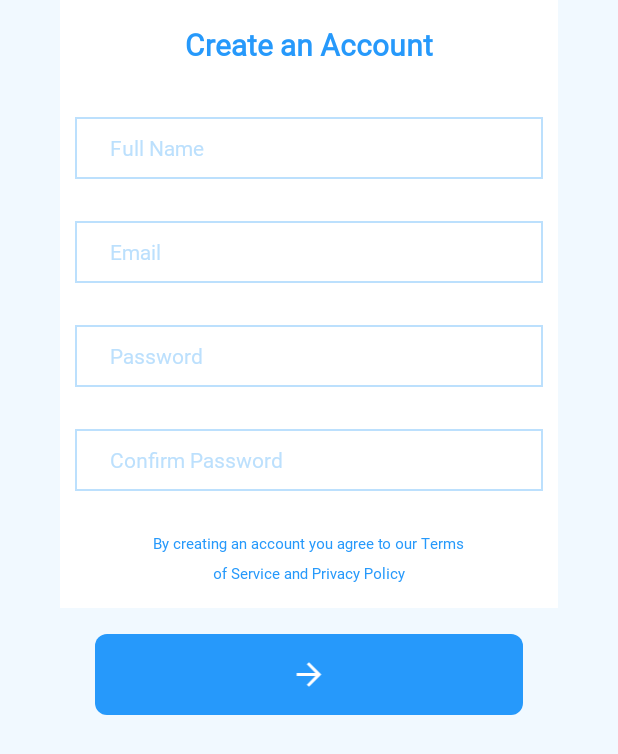
After one commit to erastus-murungi/Orientate, an Android app: the layout fragment_student_sign_up_name_email_password.xml on its own in the app's theme, with its tools: preview values and no code run, on a phone screen of 412 x 824 dp. The commit adds this screen. Shown: the top 754 px of the screen. Run offline under Robolectric (Android 15) with nearby library versions, the phone set to English and light mode, and no system bars.

Commit message:
changed signup activity from a single activity to a viewpager. Also added a worm dots indicator to show progress between tabs

```diff
--- a/app/build.gradle
+++ b/app/build.gradle
@@ -7,6 +7,10 @@ apikeyProperties.load(new FileInputStream(apikeyPropertiesFile))
 android {
     compileSdkVersion 30
     buildToolsVersion "30.0.0"
+
+    buildFeatures {
+        viewBinding true
+    }
 
 
     defaultConfig {
@@ -41,6 +45,7 @@ dependencies {
     implementation'com.github.parse-community.Parse-SDK-Android:parse:1.24.2'
     implementation 'com.parse.bolts:bolts-android:1.4.0'
     implementation 'com.squareup.okhttp3:logging-interceptor:4.1.0'
+    implementation 'com.tbuonomo.andrui:viewpagerdotsindicator:4.1.2'
 
     testImplementation 'junit:junit:4.12'
     androidTestImplementation 'androidx.test.ext:junit:1.1.1'
--- a/app/src/main/AndroidManifest.xml
+++ b/app/src/main/AndroidManifest.xml
@@ -12,10 +12,10 @@
         <activity
             android:name=".home.MainActivity"
             android:label="@string/title_activity_main"
-            android:theme="@style/Theme.MaterialComponents.Light.NoActionBar"/>
+            android:theme="@style/Theme.MaterialComponents.Light.NoActionBar" />
         <activity
-            android:name=".login.StudentLoginActivity"
-            android:theme="@style/Theme.MaterialComponents.Light.NoActionBar">
+            android:name=".studentsignup.StudentSignUpActivity"
+            android:theme="@style/AppTheme">
             <intent-filter>
                 <action android:name="android.intent.action.MAIN" />
 
--- /dev/null
+++ b/app/src/main/res/drawable/ic_baseline_arrow_forward_24.xml
@@ -0,0 +1,9 @@
+<vector xmlns:android="http://schemas.android.com/apk/res/android"
+    android:width="24dp"
+    android:height="24dp"
+    android:viewportWidth="24"
+    android:viewportHeight="24">
+  <path
+      android:fillColor="@android:color/white"
+      android:pathData="M12,4l-1.41,1.41L16.17,11H4v2h12.17l-5.58,5.59L12,20l8,-8z"/>
+</vector>
--- a/app/src/main/res/layout/activity_student_login.xml
+++ b/app/src/main/res/layout/activity_student_login.xml
@@ -84,7 +84,7 @@
 
     </androidx.constraintlayout.widget.ConstraintLayout>
 
-    <Button
+    <ImageView
         android:id="@+id/continue_button"
         android:layout_width="321dp"
         android:layout_height="54dp"
@@ -93,7 +93,7 @@
         android:fontFamily="@font/arial_unicode_ms"
         android:text="@string/_continue"
         android:textSize="12sp"
-        android:textStyle="bold"
+        android:src="@drawable/ic_baseline_arrow_forward_24"
         app:layout_constraintBottom_toBottomOf="parent"
         app:layout_constraintEnd_toEndOf="parent"
         app:layout_constraintHorizontal_bias="0.544"
--- /dev/null
+++ b/app/src/main/res/layout/fragment_student_sign_up_name_email_password.xml
@@ -0,0 +1,126 @@
+<?xml version="1.0" encoding="utf-8"?>
+<RelativeLayout xmlns:android="http://schemas.android.com/apk/res/android"
+    xmlns:app="http://schemas.android.com/apk/res-auto"
+    xmlns:tools="http://schemas.android.com/tools"
+    android:layout_width="match_parent"
+    android:layout_height="match_parent"
+    android:background="@color/lightBlue"
+    tools:context=".login.StudentLoginActivity">
+
+    <LinearLayout
+        android:id="@+id/constraintLayout"
+        android:layout_width="wrap_content"
+        android:layout_height="wrap_content"
+        android:layout_centerHorizontal="true"
+        android:background="@color/white"
+        android:gravity="center"
+        android:orientation="vertical"
+        android:paddingStart="10dp"
+        android:paddingEnd="10dp">
+
+        <TextView
+            android:id="@+id/create_account"
+            android:layout_width="wrap_content"
+            android:layout_height="34dp"
+            android:layout_marginTop="16dp"
+            android:fontFamily="@font/arial"
+            android:text="@string/create_an_account"
+            android:textColor="@color/darkBlue"
+            android:textSize="20sp"
+            android:textStyle="bold" />
+
+
+        <com.google.android.material.textfield.TextInputEditText
+            android:id="@+id/text_view_username"
+            android:layout_width="312dp"
+            android:layout_height="41dp"
+            android:layout_marginTop="28dp"
+            android:background="@drawable/text_view_background_signup"
+            android:fontFamily="@font/arial"
+            android:gravity="center_vertical"
+            android:hint="@string/hint_full_name"
+            android:inputType="textPersonName"
+            android:paddingStart="20dp"
+            android:paddingEnd="20dp"
+            android:textColor="@color/darkBlue"
+            android:textColorHint="@color/midBlue"
+            android:textSize="14sp" />
+
+        <com.google.android.material.textfield.TextInputEditText
+            android:id="@+id/text_view_email"
+            android:layout_width="312dp"
+            android:layout_height="41dp"
+            android:layout_marginTop="28dp"
+            android:background="@drawable/text_view_background_signup"
+            android:fontFamily="@font/arial"
+            android:gravity="center_vertical"
+            android:hint="@string/hint_email"
+            android:inputType="textEmailAddress"
+            android:paddingStart="20dp"
+            android:paddingEnd="20dp"
+            android:textColor="@color/darkBlue"
+            android:textColorHint="@color/midBlue"
+            android:textSize="14sp" />
+
+        <com.google.android.material.textfield.TextInputEditText
+            android:id="@+id/text_view_password"
+            android:layout_width="312dp"
+            android:layout_height="41dp"
+            android:layout_marginTop="28dp"
+            android:background="@drawable/text_view_background_signup"
+            android:fontFamily="@font/arial"
+            android:gravity="center_vertical"
+            android:hint="@string/hint_password"
+            android:inputType="textPassword"
+            android:paddingStart="20dp"
+            android:paddingEnd="20dp"
+            android:textColor="@color/darkBlue"
+            android:textColorHint="@color/midBlue"
+            android:textSize="14sp" />
+
+
+        <com.google.android.material.textfield.TextInputEditText
+            android:id="@+id/text_view_confirm_password"
+            android:layout_width="312dp"
+            android:layout_height="41dp"
+            android:layout_marginTop="28dp"
+            android:background="@drawable/text_view_background_signup"
+            android:fontFamily="@font/arial"
+            android:gravity="center_vertical"
+            android:hint="@string/hint_confirm_password"
+            android:inputType="text"
+            android:paddingStart="20dp"
+            android:paddingEnd="20dp"
+            android:textColor="@color/darkBlue"
+            android:textColorHint="@color/midBlue"
+            android:textSize="14sp" />
+
+        <TextView
+            android:id="@+id/text_view_terms_of_service"
+            android:layout_width="214dp"
+            android:layout_marginTop="28dp"
+            android:layout_height="wrap_content"
+            android:layout_marginBottom="16dp"
+            android:lineSpacingExtra="8dp"
+            android:text="@string/terms_of_service"
+            android:textAlignment="center"
+            android:textColor="@color/darkBlue"
+            android:textSize="10sp" />
+
+
+    </LinearLayout>
+
+    <ImageView
+        android:id="@+id/continue_button"
+        android:layout_width="321dp"
+        android:layout_height="54dp"
+        android:layout_below="@+id/constraintLayout"
+        android:layout_alignStart="@+id/constraintLayout"
+        android:layout_alignEnd="@+id/constraintLayout"
+        android:layout_marginStart="23dp"
+        android:layout_marginTop="17dp"
+        android:layout_marginEnd="23dp"
+        android:background="@drawable/button_enabled_background"
+        android:src="@drawable/ic_baseline_arrow_forward_24" />
+
+</RelativeLayout>
--- /dev/null
+++ b/app/src/main/res/values-w820dp/dimens.xml
@@ -0,0 +1,6 @@
+<resources>
+    <!-- Example customization of dimensions originally defined in res/values/dimens.xml
+         (such as screen margins) for screens with more than 820dp of available width. This
+         would include 7" and 10" devices in landscape (~960dp and ~1280dp respectively). -->
+    <dimen name="activity_horizontal_margin">64dp</dimen>
+</resources>
--- a/app/src/main/res/values/dimens.xml
+++ b/app/src/main/res/values/dimens.xml
@@ -5,4 +5,6 @@
     <dimen name="nav_header_vertical_spacing">8dp</dimen>
     <dimen name="nav_header_height">176dp</dimen>
     <dimen name="fab_margin">16dp</dimen>
+    <dimen name="appbar_padding">16dp</dimen>
+    <dimen name="appbar_padding_top">8dp</dimen>
 </resources>
--- a/app/src/main/res/values/strings.xml
+++ b/app/src/main/res/values/strings.xml
@@ -23,5 +23,16 @@
     <string name="hint_email">
         <font size="14">Email</font>
     </string>
+
+    <string name="hint_password">
+        <font size="14">Password</font>
+    </string>
+
+    <string name="hint_confirm_password">
+        <font size="14">Confirm Password</font>
+    </string>
     <string name="terms_of_service">By creating an account you agree to our Terms of Service and Privacy Policy</string>
+    <string name="title_activity_student_sign_up">StudentSignUpActivity</string>
+    <string name="tab_text_1">Tab 1</string>
+    <string name="tab_text_2">Tab 2</string>
 </resources>
```
Also changed, not shown: app/src/main/java/com/erastus/orientate/studentsignup/StudentSignUpActivity.java (added, +50 -0 lines), app/src/main/java/com/erastus/orientate/studentsignup/ui/main/PageViewModel.java (added, +26 -0 lines), app/src/main/java/com/erastus/orientate/studentsignup/ui/main/PlaceholderFragment.java (added, +55 -0 lines), app/src/main/java/com/erastus/orientate/studentsignup/ui/main/SectionsPagerAdapter.java (added, +46 -0 lines), app/src/main/res/drawable/ic_baseline_arrow_back_24.xml (added, +10 -0 lines), app/src/main/res/layout/activity_student_sign_up.xml (added, +69 -0 lines), 2 other files.
